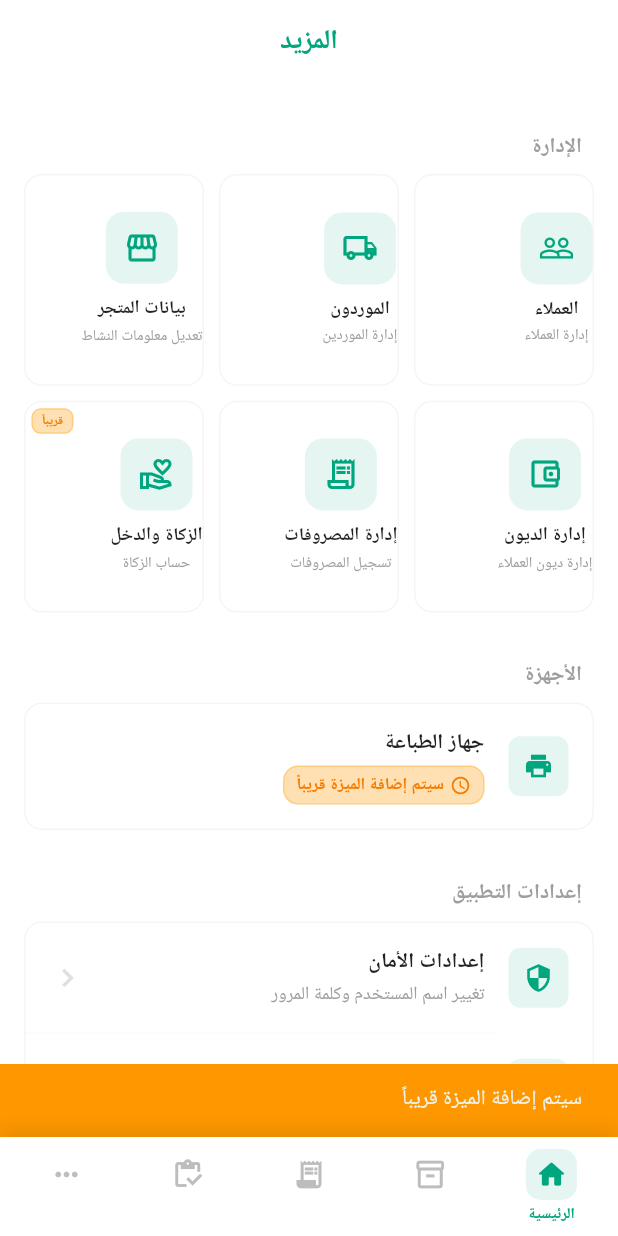
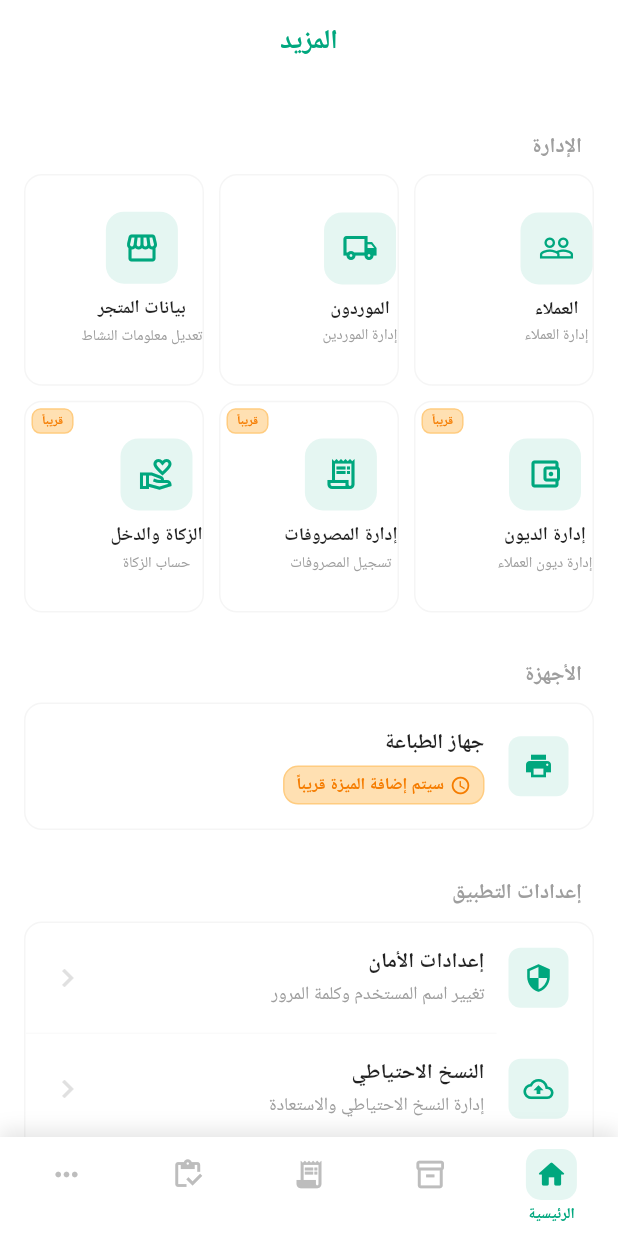
Before and after one commit to fahm99/Pos-Billing-App-Naqdi-PRO, a Flutter app: the SettingsPage screen opened by its route, after a tap on "إدارة الديون", on a phone screen of 412 x 824 dp. Run offline on Flutter 3.47's test engine with Material 3 defaults, Android fonts, the phone set to English and light mode, and no system bars; our stand-ins replace bloc, equatable, flutter_bloc, fpdart, get_it, go_router and 8 more; missing offline and left inert: mobile_scanner; accounts and stored records are empty; Roboto replaces fonts that are missing (Cairo).

Commit message:
Fix settings coming-soon badges, shrink stock alert cards, regenerate Hive adapters

```diff
--- a/lib/features/settings/presentation/pages/settings_page.dart
+++ b/lib/features/settings/presentation/pages/settings_page.dart
@@ -173,28 +173,18 @@ class _SettingsPageState extends State<SettingsPage> {
         title: 'إدارة الديون',
         subtitle: 'إدارة ديون العملاء',
         onTap: () {
-          ScaffoldMessenger.of(context).showSnackBar(
-            const SnackBar(
-              content: Text('سيتم إضافة الميزة قريباً'),
-              backgroundColor: Colors.orange,
-            ),
-          );
+          NotificationHelper.show(context, 'سيتم إضافة الميزة قريباً');
         },
-        isComingSoon: false,
+        isComingSoon: true,
       ),
       _ManagementItem(
         icon: Icons.receipt_long_outlined,
         title: 'إدارة المصروفات',
         subtitle: 'تسجيل المصروفات',
         onTap: () {
-          ScaffoldMessenger.of(context).showSnackBar(
-            const SnackBar(
-              content: Text('سيتم إضافة الميزة قريباً'),
-              backgroundColor: Colors.orange,
-            ),
-          );
+          NotificationHelper.show(context, 'سيتم إضافة الميزة قريباً');
         },
-        isComingSoon: false,
+        isComingSoon: true,
       ),
       _ManagementItem(
         icon: Icons.volunteer_activism_outlined,
```
Also changed, not shown: lib/features/billing/presentation/pages/admin_home_page.dart (+23 -24 lines), lib/features/product/data/models/product_model.g.dart, lib/features/shop/data/models/shop_model.g.dart.
